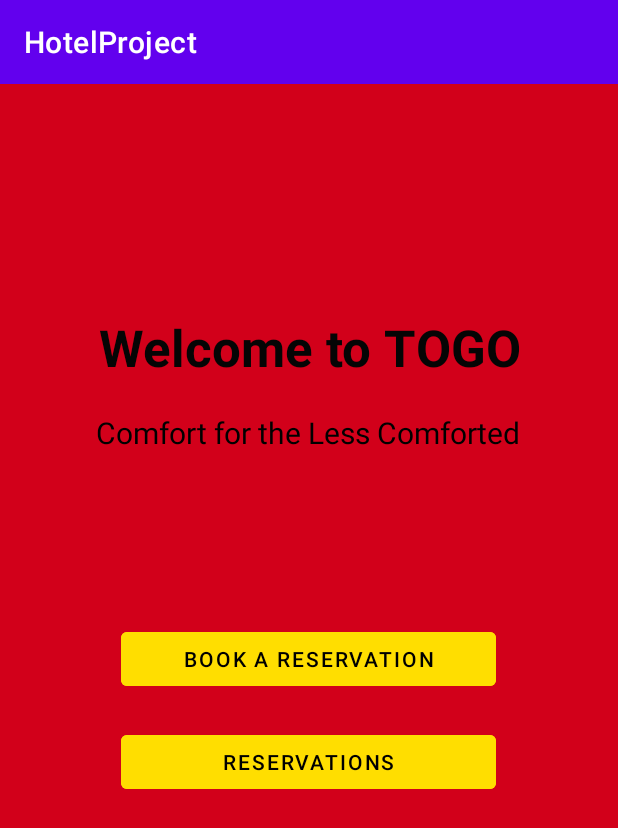
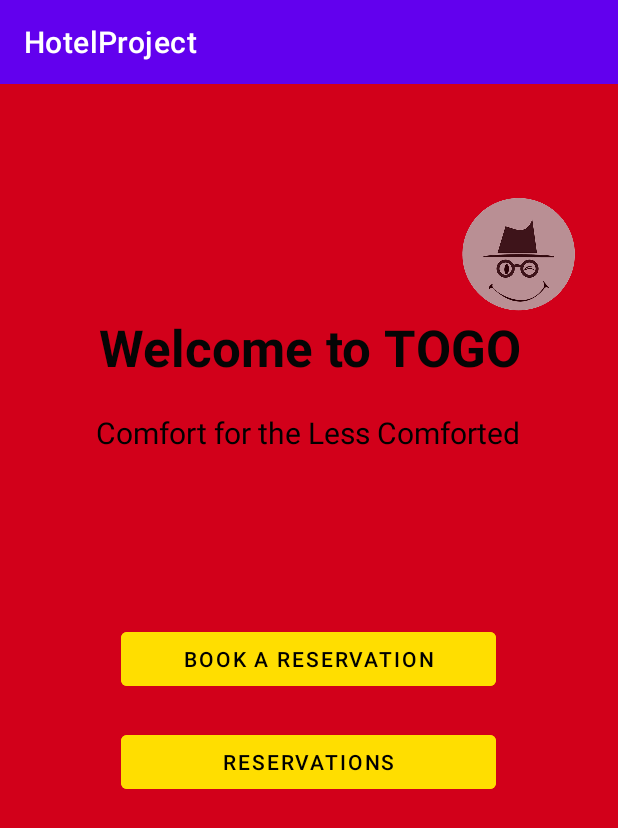
Before and after one commit to mcllontac/HotelAppProject, an Android app: the screen it shows after launch (MainActivity), on a phone screen of 412 x 824 dp. Shown: the top 828 px of the screen. Run offline under Robolectric (Android 15) with nearby library versions, the light colour scheme and no system bars.

Commit message:
Initial commit

```diff
--- a/app/src/main/res/layout/activity_main.xml
+++ b/app/src/main/res/layout/activity_main.xml
@@ -6,6 +6,17 @@
     android:layout_height="match_parent"
     android:background="#D2001A"
     tools:context=".MainActivity">
+
+    <ImageView
+        android:layout_width="100dp"
+        android:layout_height="100dp"
+        android:layout_marginTop="72dp"
+        android:alpha=".8"
+        android:src="@drawable/logo"
+        app:layout_constraintEnd_toEndOf="parent"
+        app:layout_constraintHorizontal_bias="0.948"
+        app:layout_constraintStart_toStartOf="parent"
+        app:layout_constraintTop_toTopOf="parent" />
 
     <Button
         android:id="@+id/button"
```
Also changed, not shown: app/src/main/res/drawable-v24/logo.png (added).
